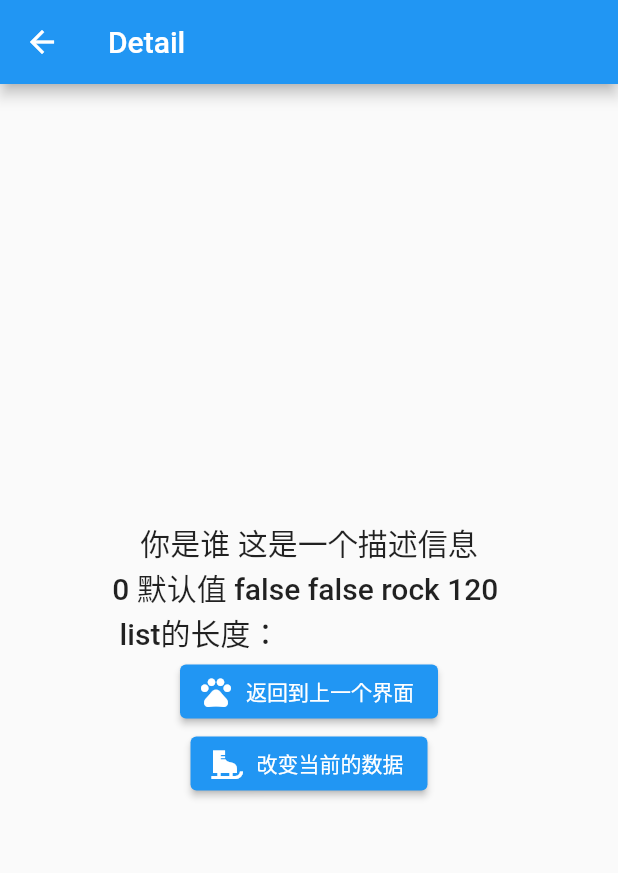
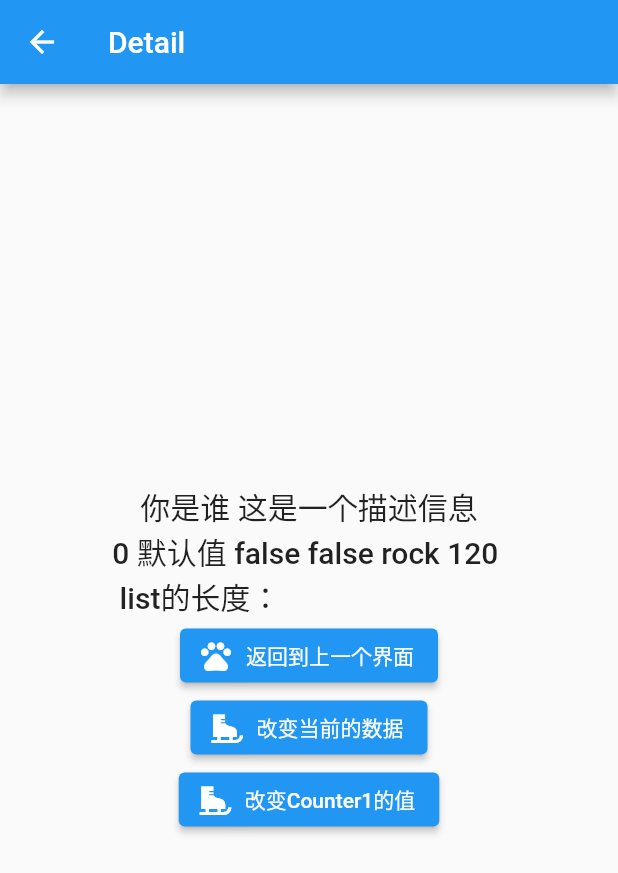
Before and after one commit to ShengkunZhang/GetXDemo, a Flutter app: the screen it shows after launch, after a tap on "跳转到下一个界面", on a phone screen of 412 x 824 dp. Shown: the top 873 px of the screen. Run offline on Flutter 3.47's test engine with Material 2 defaults, Android fonts, the phone set to English and light mode, and no system bars; our stand-ins replace get; statements that could not run were skipped.

Commit message:
Workers在事件发生时触发特定的回调 测试例子

```diff
--- a/lib/nobind_page/nobind_logic.dart
+++ b/lib/nobind_page/nobind_logic.dart
@@ -33,6 +33,37 @@ class NobindLogic extends GetxController {
   String get allData {
     var lastValue = list.length > 0 ? list.last : '';
     return '${counter.value} ${counterText.value} ${isLogin.value} ${isLogin.value} ${model.value.name} ${model.value.age} \n list的长度：$lastValue';
+  }
+
+  var count1 = 0.obs;
+
+  void changeCount() {
+    count1++;
+  }
+
+  @override
+  void onReady() {
+    super.onReady();
+
+    ///每次`count1`变化时调用。
+    ever(count1, (_) => print("$_ has been changed"));
+
+    ///只有在变量$_第一次被改变时才会被调用。
+    once(count1, (_) => print("$_ was changed once"));
+
+    ///防DDos - 每当用户停止输入1秒时调用，输出的最后时刻的值
+    debounce(
+      count1,
+      (_) => print("debounce $_"),
+      time: const Duration(seconds: 1),
+    );
+
+    ///忽略1秒内的所有变化，输出的第一次变化的值(1秒内)
+    interval(
+      count1,
+      (_) => print("interval $_"),
+      time: const Duration(seconds: 1),
+    );
   }
 
   @override
--- a/lib/nobind_page/nobind_view.dart
+++ b/lib/nobind_page/nobind_view.dart
@@ -41,6 +41,11 @@ class NobindPage extends StatelessWidget {
               icon: const Icon(Icons.ice_skating),
               label: const Text('改变当前的数据'),
             ),
+            ElevatedButton.icon(
+              onPressed: () => logic.changeCount(),
+              icon: const Icon(Icons.ice_skating),
+              label: const Text('改变Counter1的值'),
+            ),
           ],
         ),
       ),
```
